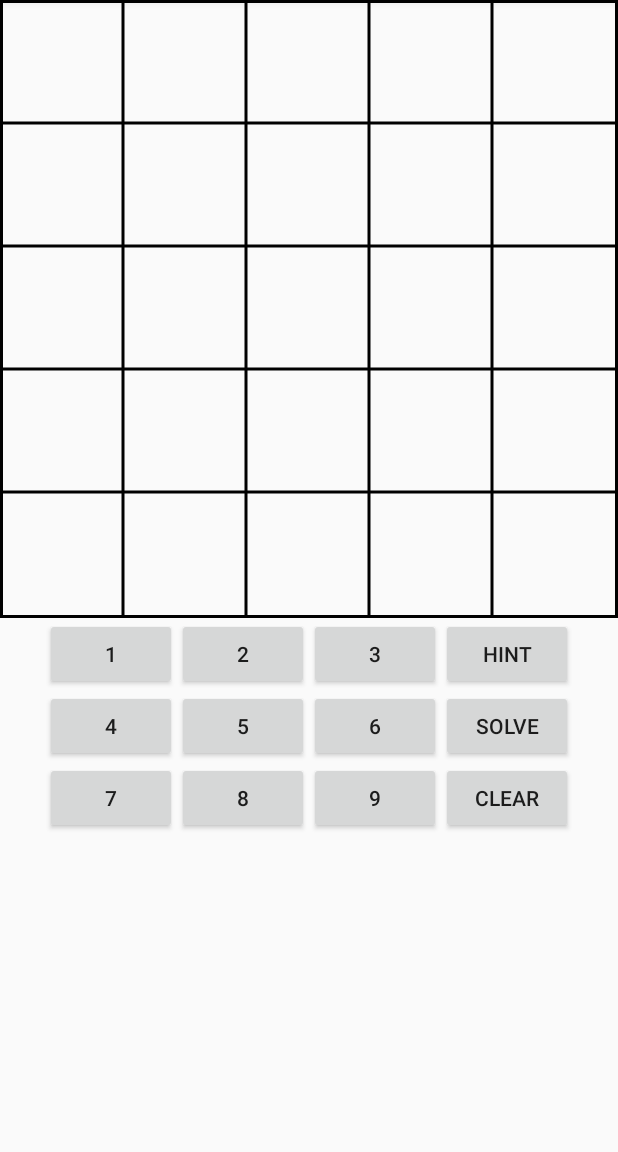
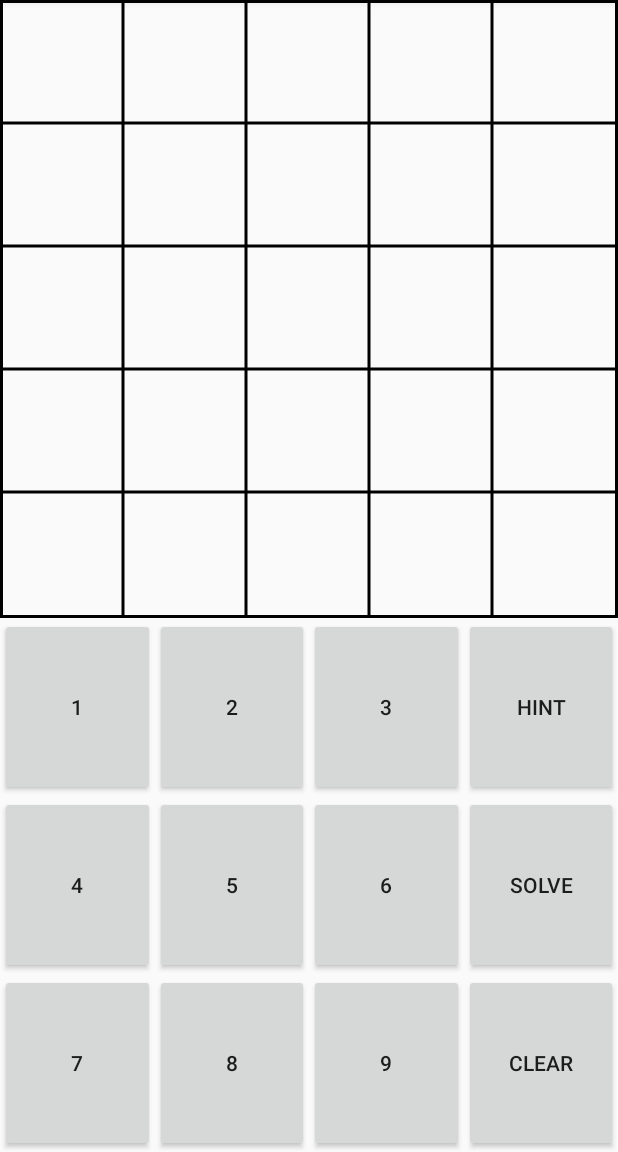
Before and after one commit to 244954/Kakuro, an Android app: the KakuroActivity screen opened directly, with no data from a screen before it, on a phone screen of 412 x 824 dp, the part 84-1236 px from its top. Run offline under Robolectric (Android 15) with nearby library versions, the phone set to English and light mode, and no system bars; network calls fail; 1 statement that could not run was skipped.

Commit message:
Hints for wrong input and fixed grid layout

```diff
--- a/app/build.gradle
+++ b/app/build.gradle
@@ -76,6 +76,7 @@ dependencies {
     implementation 'org.tensorflow:tensorflow-lite-support:0.1.0-rc1'
     implementation 'org.tensorflow:tensorflow-lite-metadata:0.1.0-rc1'
     implementation 'org.tensorflow:tensorflow-lite-gpu:2.2.0'
+    implementation 'androidx.gridlayout:gridlayout:1.0.0'
 
     testImplementation 'junit:junit:4.12'
     androidTestImplementation 'com.android.support.test:runner:1.0.2'
--- a/app/src/main/java/com/example/kakuro/gamelogic/KakuroBoardModel.kt
+++ b/app/src/main/java/com/example/kakuro/gamelogic/KakuroBoardModel.kt
@@ -69,6 +69,21 @@ class KakuroBoardModel(val size: Int) {
                 }
             }
         }
+    }
+
+    fun checkForMistakenCells(solvedBoard: KakuroBoardModel): Pair<Int, Int>? {
+        for (row in 0 until size) {
+            for (col in 0 until size) {
+                val cell = board[row][col]!!
+                val corrCell = solvedBoard.getCell(row, col)
+                if (cell is KakuroCellValue && corrCell is KakuroCellValue) {
+                    if (cell.value != 0 && cell.value != corrCell.value) {
+                        return Pair(row, col)
+                    }
+                }
+            }
+        }
+        return null
     }
 
     fun cellWithMostFilledNeighbours(): Pair<Int, Int> {
--- a/app/src/main/java/com/example/kakuro/gamelogic/KakuroGame.kt
+++ b/app/src/main/java/com/example/kakuro/gamelogic/KakuroGame.kt
@@ -65,9 +65,13 @@ class KakuroGame(size: Int) {
     }
 
     fun giveHint() {
-        val coords = board.cellWithMostFilledNeighbours()
+        var coords = board.checkForMistakenCells(solver.getBoard())
+        if (coords == null) {
+            coords = board.cellWithMostFilledNeighbours()
+        }
         val value = solver.getCellValue(coords.first, coords.second)
         board.setCell(coords.first, coords.second, value)
+        updateValidation(coords.first, coords.second, board)
         cellsLiveData.postValue(board.board)
     }
 
--- a/app/src/main/res/layout-land/activity_kakuro_board.xml
+++ b/app/src/main/res/layout-land/activity_kakuro_board.xml
@@ -1,101 +1,141 @@
 <?xml version="1.0" encoding="utf-8"?>
 <RelativeLayout xmlns:android="http://schemas.android.com/apk/res/android"
+        xmlns:app="http://schemas.android.com/apk/res-auto"
         xmlns:tools="http://schemas.android.com/tools"
         android:layout_width="match_parent"
         android:layout_height="fill_parent"
         tools:context=".view.KakuroActivity">
 
     <com.example.kakuro.view.KakuroBoardView android:id="@+id/kakuroBoard"
-                                             android:layout_width="match_parent"
-                                             android:layout_height="match_parent"
-                                             android:layout_alignParentStart="true"/>
-    <GridLayout android:id="@+id/numberGrid"
-                android:layout_width="wrap_content"
-                android:layout_height="wrap_content"
-                android:rowCount="4"
-                android:columnCount="3"
-                android:layout_toEndOf="@+id/kakuroBoard"
-                android:layout_centerVertical="true"
-                android:paddingStart="8dp"
-                android:paddingEnd="8dp">
+            android:layout_width="match_parent"
+            android:layout_height="match_parent"
+            android:layout_alignParentTop="true"/>
+
+    <androidx.gridlayout.widget.GridLayout
+            android:id="@+id/numberGrid"
+            android:layout_width="match_parent"
+            android:layout_height="match_parent"
+            android:layout_toEndOf="@+id/kakuroBoard"
+            app:rowCount="4"
+            app:columnCount="3">
+
         <Button
                 android:id="@+id/buttonOne"
-                android:layout_width="wrap_content"
-                android:layout_height="wrap_content"
                 android:text="1"
-                android:layout_row="0"
-                android:layout_column="0">
-        </Button>
+                android:layout_width="0dp"
+                android:layout_height="0dp"
+                app:layout_gravity="fill"
+                app:layout_rowWeight="1"
+                app:layout_columnWeight="1" />
 
         <Button
                 android:id="@+id/buttonTwo"
-                android:layout_width="wrap_content"
-                android:layout_height="wrap_content"
-                android:text="2">
+                android:text="2"
+                android:layout_width="0dp"
+                android:layout_height="0dp"
+                app:layout_gravity="fill"
+                app:layout_rowWeight="1"
+                app:layout_columnWeight="1">
         </Button>
 
         <Button
                 android:id="@+id/buttonThree"
-                android:layout_width="wrap_content"
-                android:layout_height="wrap_content"
-                android:text="3">
+                android:text="3"
+                android:layout_width="0dp"
+                android:layout_height="0dp"
+                app:layout_gravity="fill"
+                app:layout_rowWeight="1"
+                app:layout_columnWeight="1">
         </Button>
 
         <Button
                 android:id="@+id/buttonFour"
-                android:layout_width="wrap_content"
-                android:layout_height="wrap_content"
-                android:text="4">
+                android:text="4"
+                android:layout_width="0dp"
+                android:layout_height="0dp"
+                app:layout_gravity="fill"
+                app:layout_rowWeight="1"
+                app:layout_columnWeight="1">
         </Button>
 
         <Button
                 android:id="@+id/buttonFive"
-                android:layout_width="wrap_content"
-                android:layout_height="wrap_content"
-                android:text="5">
+                android:text="5"
+                android:layout_width="0dp"
+                android:layout_height="0dp"
+                app:layout_gravity="fill"
+                app:layout_rowWeight="1"
+                app:layout_columnWeight="1">
         </Button>
 
         <Button
                 android:id="@+id/buttonSix"
-                android:layout_width="wrap_content"
-                android:layout_height="wrap_content"
-                android:text="6">
+                android:text="6"
+                android:layout_width="0dp"
+                android:layout_height="0dp"
+                app:layout_gravity="fill"
+                app:layout_rowWeight="1"
+                app:layout_columnWeight="1">
         </Button>
 
         <Button
                 android:id="@+id/buttonSeven"
-                android:layout_width="wrap_content"
-                android:layout_height="wrap_content"
-                android:text="7">
-        </Button>
+                android:text="7"
+                android:layout_width="0dp"
+                android:layout_height="0dp"
+                app:layout_gravity="fill"
+                app:layout_rowWeight="1"
+                app:layout_columnWeight="1" />
 
         <Button
                 android:id="@+id/buttonEight"
-                android:layout_width="wrap_content"
-                android:layout_height="wrap_content"
-                android:text="8">
+                android:text="8"
+                android:layout_width="0dp"
+                android:layout_height="0dp"
+                app:layout_gravity="fill"
+                app:layout_rowWeight="1"
+                app:layout_columnWeight="1">
         </Button>
 
         <Button
                 android:id="@+id/buttonNine"
-                android:layout_width="wrap_content"
-                android:layout_height="wrap_content"
-                android:text="9">
+                android:text="9"
+                android:layout_width="0dp"
+                android:layout_height="0dp"
+                app:layout_gravity="fill"
+                app:layout_rowWeight="1"
+                app:layout_columnWeight="1">
         </Button>
 
         <Button
                 android:id="@+id/hintButton"
-                android:text="@string/hintButton" />
+                android:text="@string/hintButton"
+                android:layout_width="0dp"
+                android:layout_height="0dp"
+                app:layout_gravity="fill"
+                app:layout_rowWeight="1"
+                app:layout_columnWeight="1">
+        </Button>
 
         <Button
                 android:id="@+id/solveButton"
-                android:layout_width="wrap_content"
-                android:layout_height="wrap_content"
-                android:text="@string/solveButton"></Button>
+                android:text="@string/solveButton"
+                android:layout_width="0dp"
+                android:layout_height="0dp"
+                app:layout_gravity="fill"
+                app:layout_rowWeight="1"
+                app:layout_columnWeight="1">
+        </Button>
 
         <Button
                 android:id="@+id/clearButton"
-                android:text="@string/clearButton" />
+                android:text="@string/clearButton"
+                android:layout_width="0dp"
+                android:layout_height="0dp"
+                app:layout_gravity="fill"
+                app:layout_rowWeight="1"
+                app:layout_columnWeight="1">
+        </Button>
 
-    </GridLayout>
+    </androidx.gridlayout.widget.GridLayout>
 </RelativeLayout>
--- a/app/src/main/res/layout/activity_kakuro_board.xml
+++ b/app/src/main/res/layout/activity_kakuro_board.xml
@@ -1,99 +1,142 @@
 <?xml version="1.0" encoding="utf-8"?>
 <RelativeLayout xmlns:android="http://schemas.android.com/apk/res/android"
+        xmlns:app="http://schemas.android.com/apk/res-auto"
         xmlns:tools="http://schemas.android.com/tools"
         android:layout_width="match_parent"
         android:layout_height="fill_parent"
         tools:context=".view.KakuroActivity">
 
     <com.example.kakuro.view.KakuroBoardView android:id="@+id/kakuroBoard"
-                                             android:layout_width="match_parent"
-                                             android:layout_height="match_parent"
-                                             android:layout_alignParentTop="true"/>
-    <GridLayout android:id="@+id/numberGrid"
-                android:layout_width="wrap_content"
-                android:layout_height="wrap_content"
-                android:rowCount="3"
-                android:columnCount="4"
-                android:layout_below="@+id/kakuroBoard"
-                android:layout_centerHorizontal="true">
+            android:layout_width="match_parent"
+            android:layout_height="match_parent"
+            android:layout_alignParentTop="true"/>
+
+    <androidx.gridlayout.widget.GridLayout
+            android:id="@+id/numberGrid"
+            android:layout_width="match_parent"
+            android:layout_height="match_parent"
+            android:layout_below="@+id/kakuroBoard"
+            app:rowCount="3"
+            app:columnCount="4">
+
         <Button
                 android:id="@+id/buttonOne"
-                android:layout_width="wrap_content"
-                android:layout_height="wrap_content"
                 android:text="1"
-                android:layout_row="0"
-                android:layout_column="0">
-        </Button>
+                android:layout_width="0dp"
+                android:layout_height="0dp"
+                app:layout_gravity="fill"
+                app:layout_rowWeight="1"
+                app:layout_columnWeight="1" />
 
         <Button
                 android:id="@+id/buttonTwo"
-                android:layout_width="wrap_content"
-                android:layout_height="wrap_content"
-                android:text="2">
+                android:text="2"
+                android:layout_width="0dp"
+                android:layout_height="0dp"
+                app:layout_gravity="fill"
+                app:layout_rowWeight="1"
+                app:layout_columnWeight="1">
         </Button>
 
         <Button
                 android:id="@+id/buttonThree"
-                android:layout_width="wrap_content"
-                android:layout_height="wrap_content"
-                android:text="3">
+                android:text="3"
+                android:layout_width="0dp"
+                android:layout_height="0dp"
+                app:layout_gravity="fill"
+                app:layout_rowWeight="1"
+                app:layout_columnWeight="1">
         </Button>
 
         <Button
                 android:id="@+id/hintButton"
-                android:text="@string/hintButton" />
+                android:text="@string/hintButton"
+                android:layout_width="0dp"
+                android:layout_height="0dp"
+                app:layout_gravity="fill"
+                app:layout_rowWeight="1"
+                app:layout_columnWeight="1">
+        </Button>
 
         <Button
                 android:id="@+id/buttonFour"
-                android:layout_width="wrap_content"
-                android:layout_height="wrap_content"
-                android:text="4">
+                android:text="4"
+                android:layout_width="0dp"
+                android:layout_height="0dp"
+                app:layout_gravity="fill"
+                app:layout_rowWeight="1"
+                app:layout_columnWeight="1">
         </Button>
 
         <Button
                 android:id="@+id/buttonFive"
-                android:layout_width="wrap_content"
-                android:layout_height="wrap_content"
-                android:text="5">
+                android:text="5"
+                android:layout_width="0dp"
+                android:layout_height="0dp"
+                app:layout_gravity="fill"
+                app:layout_rowWeight="1"
+                app:layout_columnWeight="1">
         </Button>
 
         <Button
                 android:id="@+id/buttonSix"
-                android:layout_width="wrap_content"
-                android:layout_height="wrap_content"
-                android:text="6">
+                android:text="6"
+                android:layout_width="0dp"
+                android:layout_height="0dp"
+                app:layout_gravity="fill"
+                app:layout_rowWeight="1"
+                app:layout_columnWeight="1">
         </Button>
 
         <Button
                 android:id="@+id/solveButton"
-                android:layout_width="wrap_content"
-                android:layout_height="wrap_content"
-                android:text="@string/solveButton"></Button>
+                android:text="@string/solveButton"
+                android:layout_width="0dp"
+                android:layout_height="0dp"
+                app:layout_gravity="fill"
+                app:layout_rowWeight="1"
+                app:layout_columnWeight="1">
+        </Button>
 
         <Button
                 android:id="@+id/buttonSeven"
-                android:layout_width="wrap_content"
-                android:layout_height="wrap_content"
-                android:text="7">
+                android:text="7"
+                android:layout_width="0dp"
+                android:layout_height="0dp"
+                app:layout_gravity="fill"
+                app:layout_rowWeight="1"
+                app:layout_columnWeight="1">
         </Button>
 
         <Button
                 android:id="@+id/buttonEight"
-                android:layout_width="wrap_content"
-                android:layout_height="wrap_content"
-                android:text="8">
+                android:text="8"
+                android:layout_width="0dp"
+                android:layout_height="0dp"
+                app:layout_gravity="fill"
+                app:layout_rowWeight="1"
+                app:layout_columnWeight="1">
         </Button>
 
         <Button
                 android:id="@+id/buttonNine"
-                android:layout_width="wrap_content"
-                android:layout_height="wrap_content"
-                android:text="9">
+                android:text="9"
+                android:layout_width="0dp"
+                android:layout_height="0dp"
+                app:layout_gravity="fill"
+                app:layout_rowWeight="1"
+                app:layout_columnWeight="1">
         </Button>
 
         <Button
                 android:id="@+id/clearButton"
-                android:text="@string/clearButton" />
+                android:text="@string/clearButton"
+                android:layout_width="0dp"
+                android:layout_height="0dp"
+                app:layout_gravity="fill"
+                app:layout_rowWeight="1"
+                app:layout_columnWeight="1">
+        </Button>
 
-    </GridLayout>
+    </androidx.gridlayout.widget.GridLayout>
 </RelativeLayout>
```
